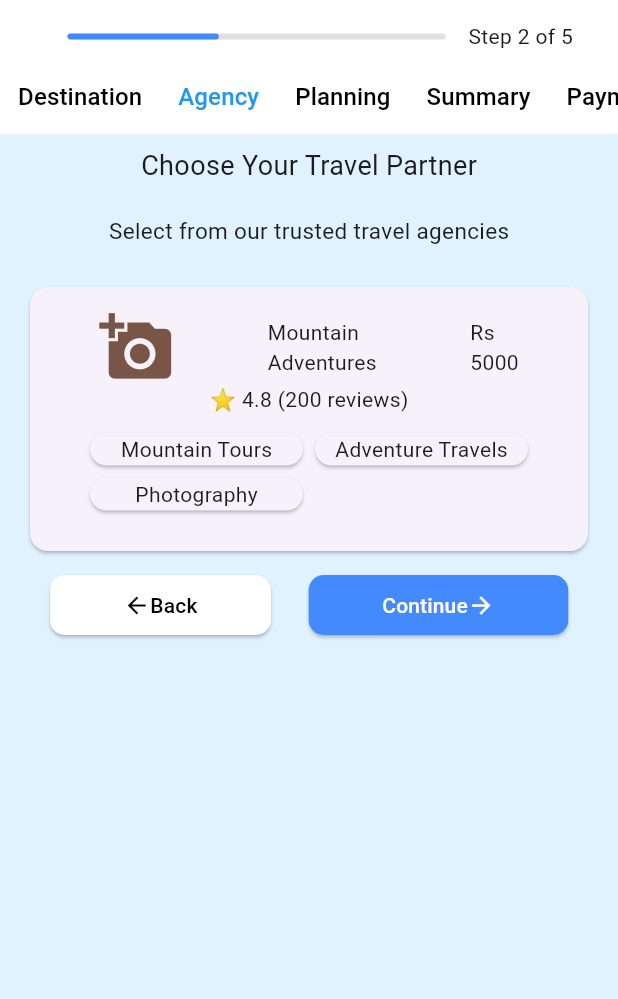
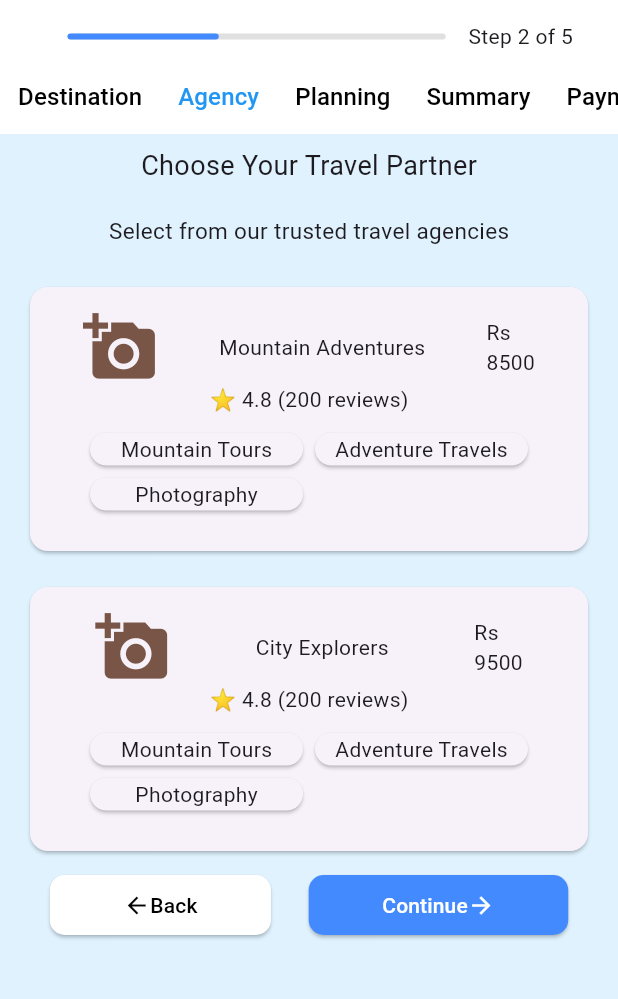
Before and after one commit to SwifTrip/swiftrip_frontend_tourist, a Flutter app: the screen it shows after launch, after a tap on "Destination", after a tap on "Continue", on a phone screen of 412 x 824 dp, the part 61-1060 px from its top. Run offline on Flutter 3.47's test engine with Material 3 defaults, Android fonts, the phone set to English and light mode, and no system bars.

```diff
--- a/lib/screens/Agency.dart
+++ b/lib/screens/Agency.dart
@@ -15,7 +15,8 @@ class _AgencyScreenState extends State<AgencyScreen> {
         preferredSize: Size.fromHeight(130),
         child: customBar(selectedIndex: 2),
       ),
-      body: Container(
+      body: SingleChildScrollView(
+        child: Container(
           width: double.infinity,
           child: Padding(
             padding: const EdgeInsets.all(8.0),
@@ -32,57 +33,8 @@ class _AgencyScreenState extends State<AgencyScreen> {
                     style: TextStyle(fontSize: 15),
                   ),
                 ),
-              Padding(
-                padding: const EdgeInsets.all(8.0),
-                child: Card(
-                  child: Padding(
-                    padding: const EdgeInsets.all(15),
-                    child: Column(
-                      children: [
-                        Row(
-                          mainAxisAlignment: MainAxisAlignment.spaceAround,
-                          children: [
-                            Icon(
-                              Icons.add_a_photo,
-                              size: 50,
-                              color: Colors.brown,
-                            ),
-                            Text("Mountain \nAdventures"),
-                            Text("Rs\n5000"),
-                          ],
-                        ),
-                        Text("⭐ 4.8 (200 reviews)"),
-                        Padding(
-                          padding: const EdgeInsets.all(8.0),
-                          child: Container(
-                            width: 300,
-                            child: GridView(
-                              gridDelegate:
-                                  SliverGridDelegateWithFixedCrossAxisCount(
-                                    crossAxisCount: 2,
-                                    childAspectRatio: 5,
-                                  ),
-                              shrinkWrap: true,
-                              children: [
-                                Card(
-                                  child: Center(child: Text("Mountain Tours")),
-                                ),
-                                Card(
-                                  child: Center(
-                                    child: Text("Adventure Travels"),
-                                  ),
-                                ),
-                                Card(child: Center(child: Text("Photography"))),
-                              ],
-                            ),
-                          ),
-                        ),
-
-                      ],
-                    ),
-                  ),
-                ),
-              ),
+                buildAgencyCard("Mountain Adventures", 8500),
+                buildAgencyCard("City Explorers", 9500),
                 Row(
                   mainAxisAlignment: MainAxisAlignment.spaceEvenly,
                   children: [
@@ -140,7 +92,49 @@ class _AgencyScreenState extends State<AgencyScreen> {
                     ),
                   ],
                 ),
+              ],
+            ),
+          ),
+        ),
+      ),
+    );
+  }
 
+  Widget buildAgencyCard(String agencyName, int price) {
+    return Padding(
+      padding: const EdgeInsets.all(8.0),
+      child: Card(
+        child: Padding(
+          padding: const EdgeInsets.all(15),
+          child: Column(
+            children: [
+              Row(
+                mainAxisAlignment: MainAxisAlignment.spaceAround,
+                children: [
+                  Icon(Icons.add_a_photo, size: 50, color: Colors.brown),
+                  Text(agencyName),
+                  Text("Rs\n$price"),
+                ],
+              ),
+              Text("⭐ 4.8 (200 reviews)"),
+              Padding(
+                padding: const EdgeInsets.all(8.0),
+                child: SizedBox(
+                  width: 300,
+                  child: GridView(
+                    gridDelegate: SliverGridDelegateWithFixedCrossAxisCount(
+                      crossAxisCount: 2,
+                      childAspectRatio: 5,
+                    ),
+                    shrinkWrap: true,
+                    children: [
+                      Card(child: Center(child: Text("Mountain Tours"))),
+                      Card(child: Center(child: Text("Adventure Travels"))),
+                      Card(child: Center(child: Text("Photography"))),
+                    ],
+                  ),
+                ),
+              ),
             ],
           ),
         ),
--- a/lib/screens/Plannig.dart
+++ b/lib/screens/Plannig.dart
@@ -206,7 +206,8 @@ class _PlanningScreenState extends State<PlanningScreen> {
               buildActivity("Shangrila Lake Visit", "3 hours", "Rs. 5,000"),
               buildActivity("Mountain Hiking", "5 hours", "Rs. 6,000"),
               const SizedBox(height: 10),
-
+              Text("Add Activities",style: TextStyle(fontWeight: FontWeight.bold),),
+              const SizedBox(height: 15),
               Container(
                 padding: const EdgeInsets.all(10),
                 decoration: BoxDecoration(
```
Lines whose indentation alone changed are shown as unchanged.
